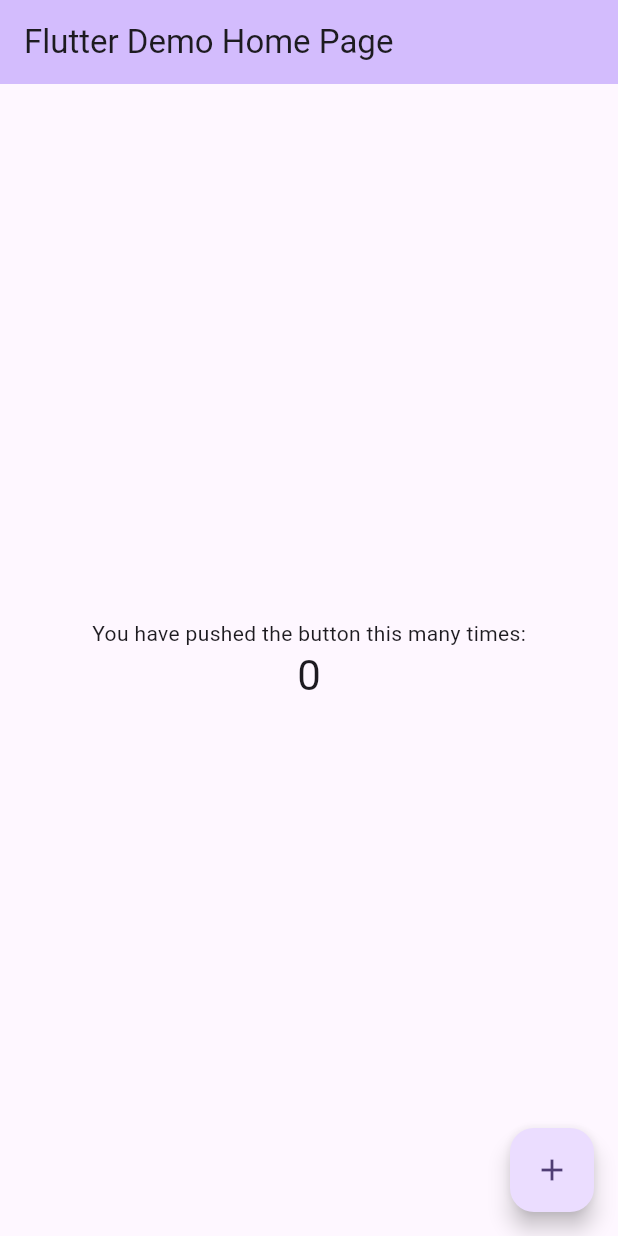
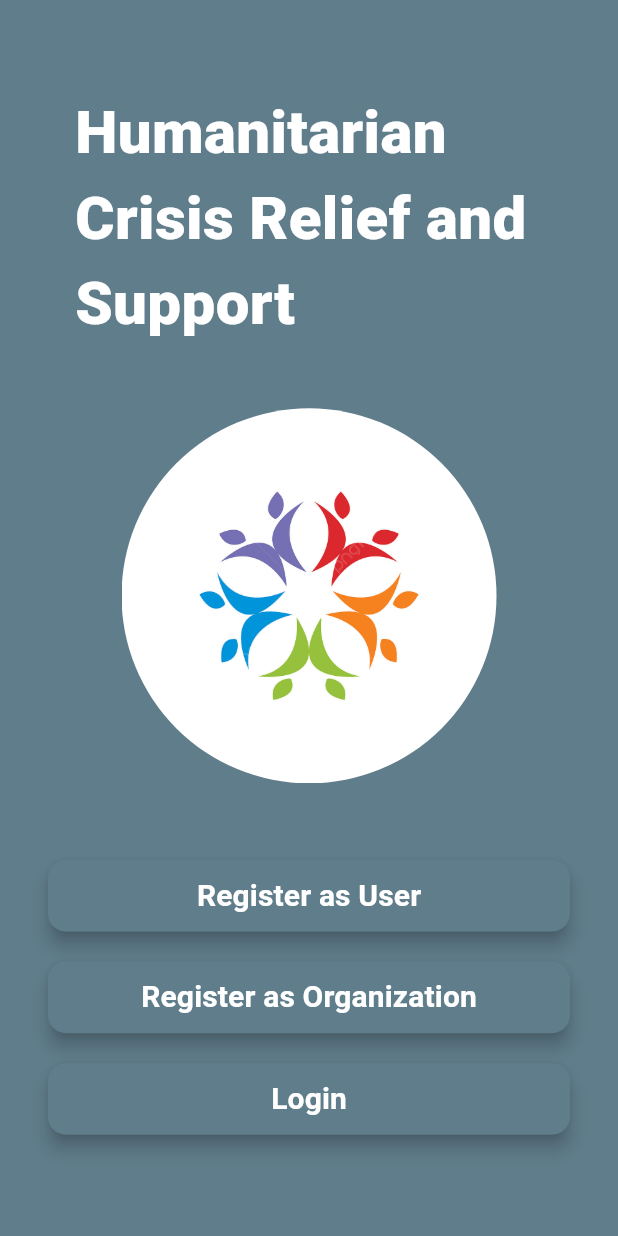
Before and after one commit to rudranis/Localhost_AB2_PS11, a Flutter app: the screen it shows after launch, on a phone screen of 412 x 824 dp. Run offline on Flutter 3.47's test engine with Material 3 defaults, Android fonts, the phone set to English and light mode, and no system bars; our stand-ins replace cloud_firestore, firebase_auth, firebase_core, fluttertoast, google_sign_in; accounts and stored records are empty.

Commit message:
register and login

```diff
--- /dev/null
+++ b/lib/common/custom_button.dart
@@ -0,0 +1,41 @@
+import 'package:flutter/material.dart';
+
+class CustomButton extends StatelessWidget {
+  final String buttonText;
+  final VoidCallback onTap;
+
+  const CustomButton({
+    super.key,
+    required this.buttonText,
+    required this.onTap,
+  });
+
+  @override
+  Widget build(BuildContext context) {
+    double height = MediaQuery.of(context).size.height;
+    return Container(
+      padding: const EdgeInsets.symmetric(vertical: 5, horizontal: 7),
+      margin: const EdgeInsets.symmetric(vertical: 5, horizontal: 25),
+      width: double.infinity,
+      height: height * .07,
+      child: ElevatedButton(
+        style: ElevatedButton.styleFrom(
+          backgroundColor: Colors.blueGrey,
+          foregroundColor: Colors.white,
+          shape: RoundedRectangleBorder(
+            borderRadius: BorderRadius.circular(12),
+          ),
+          elevation: 5,
+        ),
+        onPressed: onTap,
+        child: Text(
+          buttonText,
+          style: const TextStyle(
+            fontSize: 20,
+            fontWeight: FontWeight.bold,
+          ),
+        ),
+      ),
+    );
+  }
+}
--- /dev/null
+++ b/lib/constant/global_variables.dart
@@ -0,0 +1,19 @@
+import "package:flutter/material.dart";
+
+String uri = "http://127.0.0.1:5000/";
+
+class GlobalVariables {
+  static const appBarGradient = LinearGradient(
+    colors: [
+      Color.fromARGB(255, 29, 201, 192),
+      Color.fromARGB(255, 125, 221, 216),
+    ],
+    stops: [0.5, 1.0],
+  );
+
+  static const secondaryColor = Color.fromRGBO(255, 153, 0, 1);
+  static const backgroundColor = Colors.white;
+  static const Color greyBackgroundCOlor = Color(0xffebecee);
+  static var selectedNavBarColor = Colors.cyan[800]!;
+  static const unselectedNavBarColor = Colors.black87;
+}
--- /dev/null
+++ b/lib/features/home/home.dart
@@ -0,0 +1,86 @@
+import 'package:crisis_app/common/custom_button.dart';
+import 'package:crisis_app/features/login/login.dart';
+import 'package:flutter/material.dart';
+
+import '../register/register.dart';
+
+class HomeScreen extends StatefulWidget {
+  static const String routeName = "/home-screen";
+  const HomeScreen({super.key});
+
+  @override
+  State<HomeScreen> createState() => _HomeScreenState();
+}
+
+class _HomeScreenState extends State<HomeScreen> {
+  @override
+  Widget build(BuildContext context) {
+    double height = MediaQuery.of(context).size.height;
+    return Scaffold(
+      backgroundColor: Colors.blueGrey,
+      body: Column(
+        children: [
+          Container(
+            margin: const EdgeInsets.only(left: 50, top: 60, right: 50),
+            child: const Text(
+              "Humanitarian Crisis Relief and Support",
+              style: TextStyle(
+                color: Colors.white,
+                fontSize: 40,
+                fontWeight: FontWeight.w900,
+              ),
+            ),
+          ),
+          SizedBox(
+            height: height * .05,
+          ),
+          ClipOval(
+            child: Image.asset(
+              "assets/ngo.jpg",
+              width: 250,
+              height: 250,
+              fit: BoxFit.cover,
+            ),
+          ),
+          SizedBox(
+            height: height * .05,
+          ),
+          Column(
+            mainAxisAlignment: MainAxisAlignment.center,
+            crossAxisAlignment: CrossAxisAlignment.center,
+            children: [
+              CustomButton(
+                buttonText: "Register as User",
+                onTap: () {
+                  Navigator.pushNamed(
+                    context,
+                    RegisterPage.routeName,
+                  );
+                },
+              ),
+              CustomButton(
+                buttonText: "Register as Organization",
+                onTap: () {
+                  Navigator.pushNamed(
+                    context,
+                    RegisterPage.routeName,
+                  );
+                },
+              ),
+              CustomButton(
+                buttonText: "Login",
+                onTap: () {
+                  Navigator.pushNamed(
+                    context,
+                    LoginPage.routeName,
+                  );
+                },
+              ),
+            ],
+          ),
+          const Spacer(),
+        ],
+      ),
+    );
+  }
+}
--- a/lib/main.dart
+++ b/lib/main.dart
@@ -1,112 +1,36 @@
+import 'package:crisis_app/constant/global_variables.dart';
+import 'package:crisis_app/features/home/home.dart';
+import 'package:crisis_app/router.dart';
+import 'package:firebase_core/firebase_core.dart';
 import 'package:flutter/material.dart';
 
-void main() {
+void main() async {
+  WidgetsFlutterBinding.ensureInitialized();
+  await Firebase.initializeApp();
   runApp(const MyApp());
 }
 
 class MyApp extends StatelessWidget {
   const MyApp({super.key});
 
-  // This widget is the root of your application.
   @override
   Widget build(BuildContext context) {
     return MaterialApp(
-      title: 'Flutter Demo',
+      title: 'Humanitarian Crisis Relief and Support App',
+      debugShowCheckedModeBanner: false,
       theme: ThemeData(
-        // This is the theme of your application.
-        //
-        // TRY THIS: Try running your application with "flutter run". You'll see
-        // the application has a purple toolbar. Then, without quitting the app,
-        // try changing the seedColor in the colorScheme below to Colors.green
-        // and then invoke "hot reload" (save your changes or press the "hot
-        // reload" button in a Flutter-supported IDE, or press "r" if you used
-        // the command line to start the app).
-        //
-        // Notice that the counter didn't reset back to zero; the application
-        // state is not lost during the reload. To reset the state, use hot
-        // restart instead.
-        //
-        // This works for code too, not just values: Most code changes can be
-        // tested with just a hot reload.
-        colorScheme: ColorScheme.fromSeed(seedColor: Colors.deepPurple),
+        scaffoldBackgroundColor: GlobalVariables.backgroundColor,
+        colorScheme: const ColorScheme.light(
+          primary: GlobalVariables.secondaryColor,
+        ),
+        appBarTheme: const AppBarTheme(
+          elevation: 0,
+          iconTheme: IconThemeData(color: Colors.black),
+        ),
         useMaterial3: true,
       ),
-      home: const MyHomePage(title: 'Flutter Demo Home Page'),
+      onGenerateRoute: (settings) => generateRoute(settings),
+      home: const HomeScreen(),
     );
   }
 }
-
-class MyHomePage extends StatefulWidget {
-  const MyHomePage({super.key, required this.title});
-
-  // This widget is the home page of your application. It is stateful, meaning
-  // that it has a State object (defined below) that contains fields that affect
-  // how it looks.
-
-  // This class is the configuration for the state. It holds the values (in this
-  // case the title) provided by the parent (in this case the App widget) and
-  // used by the build method of the State. Fields in a Widget subclass are
-  // always marked "final".
-
-  final String title;
-
-  @override
-  State<MyHomePage> createState() => _MyHomePageState();
-}
-
-class _MyHomePageState extends State<MyHomePage> {
-  int _counter = 0;
-
-  void _incrementCounter() {
-    setState(() {
-      // This call to setState tells the Flutter framework that something has
-      // changed in this State, which causes it to rerun the build method below
-      // so that the display can reflect the updated values. If we changed
-      // _counter without calling setState(), then the build method would not be
-      // called again, and so nothing would appear to happen.
-      _counter++;
-    });
-  }
-
-  @override
-  Widget build(BuildContext context) {
-    // This method is rerun every time setState is called, for instance as done
-    // by the _incrementCounter method above.
-    //
-    // The Flutter framework has been optimized to make rerunning build methods
-    // fast, so that you can just rebuild anything that needs updating rather
-    // than having to individually change instances of widgets.
-    return Scaffold(
-      appBar: AppBar(
-        // TRY THIS: Try changing the color here to a specific color (to
-        // Colors.amber, perhaps?) and trigger a hot reload to see the AppBar
-        // change color while the other colors stay the same.
-        backgroundColor: Theme.of(context).colorScheme.inversePrimary,
-        // Here we take the value from the MyHomePage object that was created by
-        // the App.build method, and use it to set our appbar title.
-        title: Text(widget.title),
-      ),
-      body: Center(
-        // Center is a layout widget. It takes a single child and positions it
-        // in the middle of the parent.
-        child: Column(
-          mainAxisAlignment: MainAxisAlignment.center,
-          children: <Widget>[
-            const Text(
-              'You have pushed the button this many times:',
-            ),
-            Text(
-              '$_counter',
-              style: Theme.of(context).textTheme.headlineMedium,
-            ),
-          ],
-        ),
-      ),
-      floatingActionButton: FloatingActionButton(
-        onPressed: _incrementCounter,
-        tooltip: 'Increment',
-        child: const Icon(Icons.add),
-      ), // This trailing comma makes auto-formatting nicer for build methods.
-    );
-  }
-}
```
Also changed, not shown: lib/common/bottom_bar.dart (added, +59 -0 lines), lib/common/custom_text_field.dart (added, +43 -0 lines), lib/features/login/login.dart (added, +143 -0 lines), lib/features/register/register.dart (added, +149 -0 lines), lib/router.dart (added, +40 -0 lines), pubspec.yaml (+12 -3 lines), assets/ngo.jpg (added), firebase.json (added), lib/firebase_options.dart (added), pubspec.lock, 6 other files.
